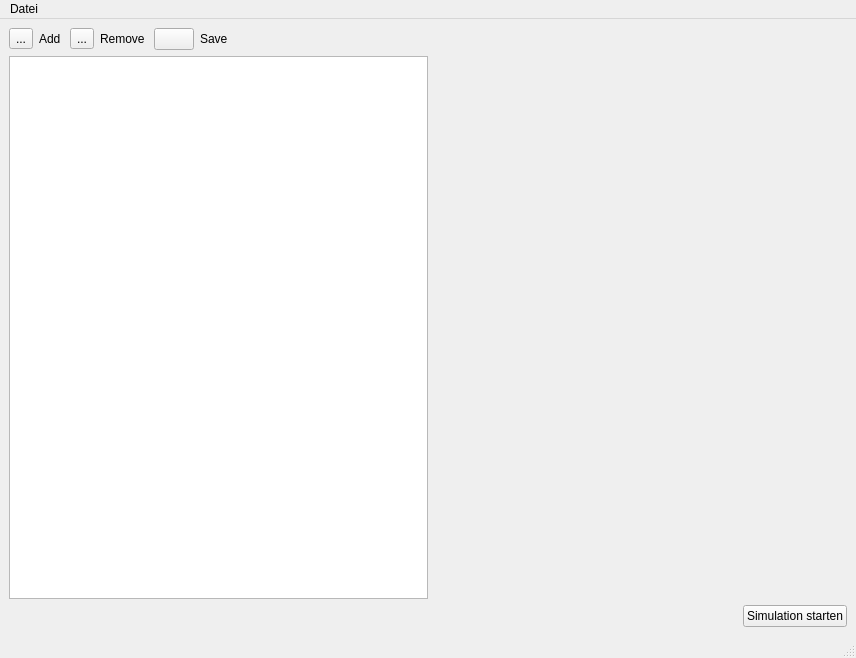
Before: the Qt Designer form main_window.ui in ChrFr/gui_vm, drawn with Qt 5.
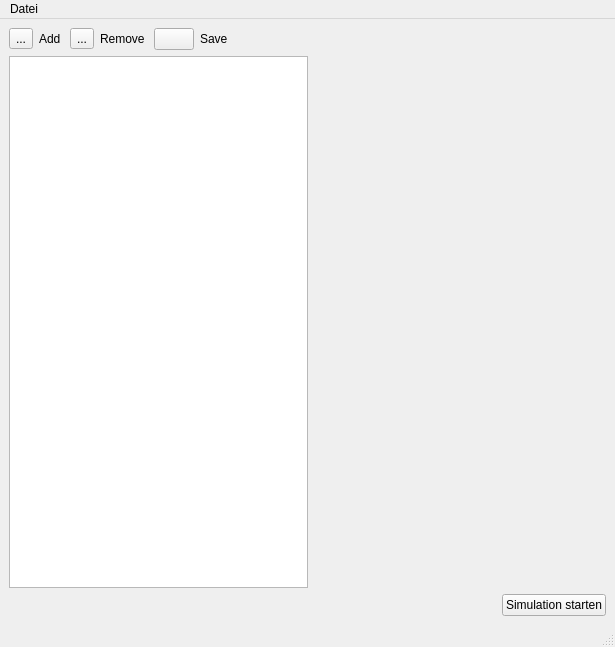
After: the same form once the commit is applied. Icons and pictures are not drawn.

Patch:
```diff
--- a/main_window.ui
+++ b/main_window.ui
@@ -6,8 +6,8 @@
    <rect>
     <x>0</x>
     <y>0</y>
-    <width>856</width>
-    <height>658</height>
+    <width>615</width>
+    <height>647</height>
    </rect>
   </property>
   <property name="windowTitle">
@@ -136,7 +136,14 @@
          </layout>
         </item>
         <item>
-         <widget class="QTreeView" name="project_tree_view"/>
+         <widget class="QTreeView" name="project_tree_view">
+          <property name="maximumSize">
+           <size>
+            <width>500</width>
+            <height>16777215</height>
+           </size>
+          </property>
+         </widget>
         </item>
        </layout>
       </item>
@@ -170,7 +177,7 @@
     <rect>
      <x>0</x>
      <y>0</y>
-     <width>856</width>
+     <width>615</width>
      <height>21</height>
     </rect>
    </property>
```
